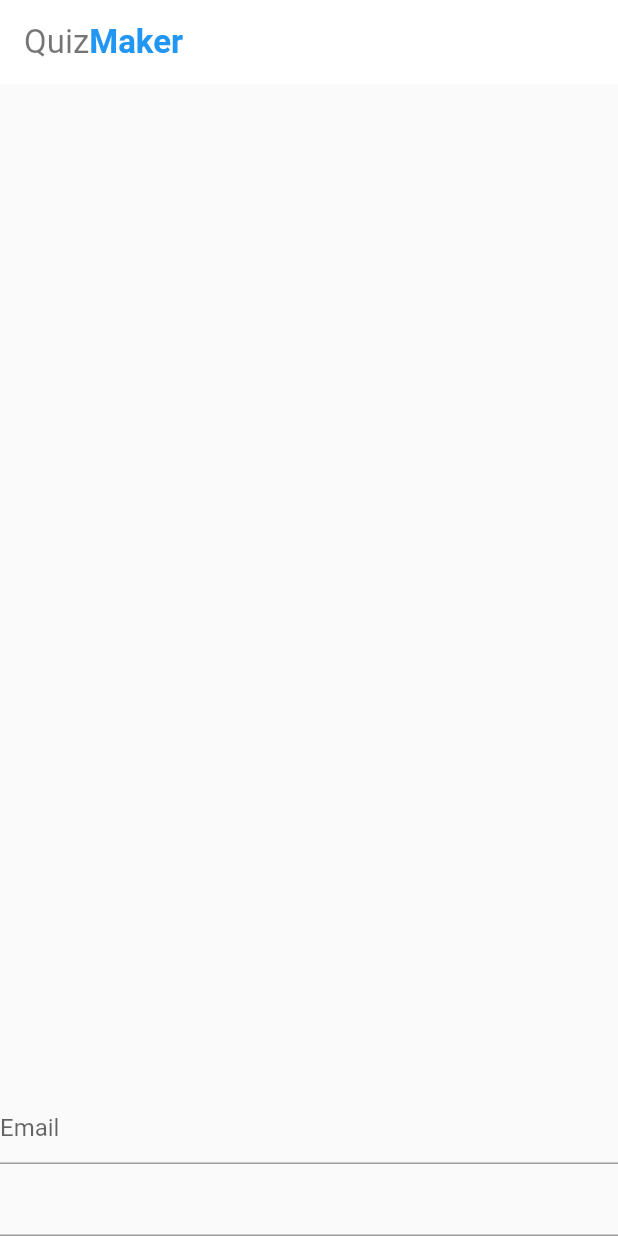
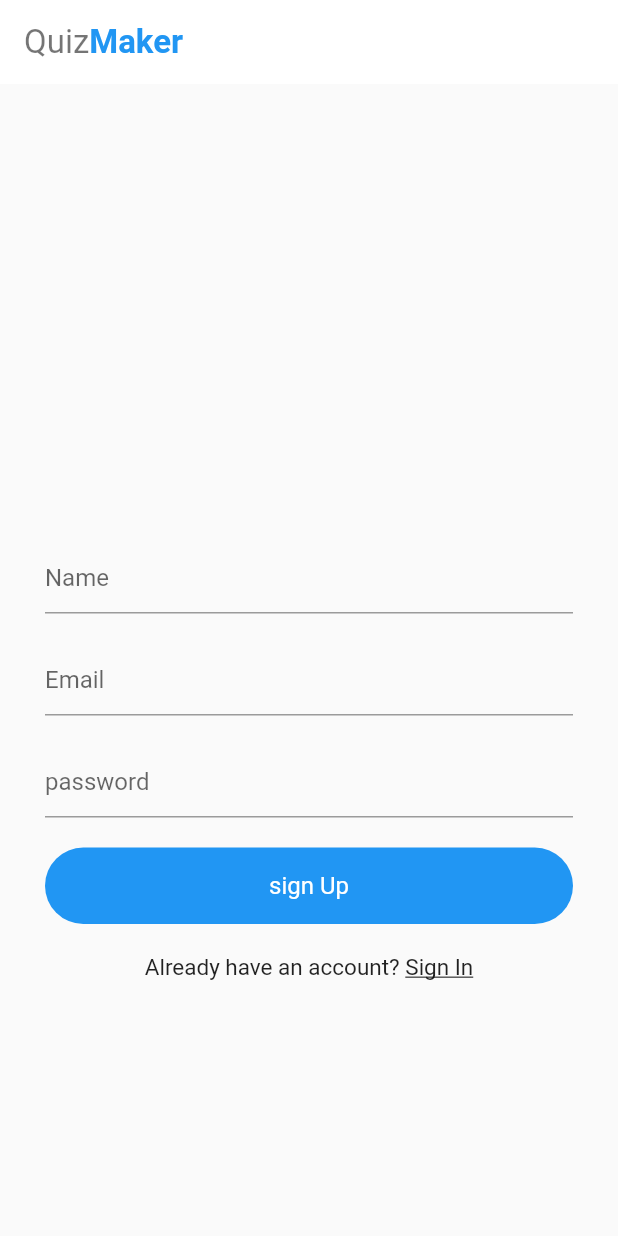
Before and after one commit to jishin/quiz_maker, a Flutter app: the screen it shows after launch, on a phone screen of 412 x 824 dp. Run offline on Flutter 3.47's test engine with Material 2 defaults, Android fonts, the phone set to English and light mode, and no system bars.

Commit message:
Quiz maker app

```diff
--- a/lib/main.dart
+++ b/lib/main.dart
@@ -1,5 +1,6 @@
 import 'package:flutter/material.dart';
 import 'package:quiz_maker/views/sign_in.dart';
+import 'package:quiz_maker/views/sign_up.dart';
 
 void main() {
   runApp(MyApp());
@@ -15,7 +16,7 @@ class MyApp extends StatelessWidget {
         primarySwatch: Colors.blue,
         visualDensity: VisualDensity.adaptivePlatformDensity,
       ),
-      home: SignIn(),
+      home: SignUp(),
     );
   }
 }
--- /dev/null
+++ b/lib/services/auth.dart
@@ -0,0 +1,3 @@
+class AuthService{
+
+}
--- a/lib/views/sign_up.dart
+++ b/lib/views/sign_up.dart
@@ -0,0 +1,113 @@
+import 'package:flutter/material.dart';
+import 'package:flutter/widgets.dart';
+import 'package:quiz_maker/views/sign_in.dart';
+import 'package:quiz_maker/widgets/widget.dart';
+
+class SignUp extends StatefulWidget {
+  @override
+  _SignUpState createState() => _SignUpState();
+}
+
+class _SignUpState extends State<SignUp> {
+  final _formKey = GlobalKey<FormState>();
+  String email, password, name;
+
+  @override
+  Widget build(BuildContext context) {
+    return Scaffold(
+      appBar: AppBar(
+        title: appBar(context),
+        backgroundColor: Colors.white,
+        elevation: 0,
+        brightness: Brightness.light,
+      ),
+      body: Form(
+        key: _formKey,
+        child: Container(
+          //color: Colors.blue,
+          margin: EdgeInsets.symmetric(vertical: 20, horizontal: 30),
+          child: Column(
+            children: [
+              Spacer(),
+              TextFormField(
+                validator: (val){
+                  return val.isEmpty ?  "Enter name" : null;
+                },
+                decoration: InputDecoration(
+                  hintText: "Name",
+                ),
+                onChanged: (val){
+                  name = val;
+                },
+              ),
+              SizedBox(height: 20,),
+              TextFormField(
+                validator: (val){
+                  return val.isEmpty ?  "Enter correct email" : null;
+                },
+                decoration: InputDecoration(
+                  hintText: "Email",
+                ),
+                onChanged: (val){
+                  email = val;
+                },
+              ),
+              SizedBox(height: 20,),
+              TextFormField(
+                validator: (val){
+                  return val.isEmpty ?  "Enter correct password" : null;
+                },
+                decoration: InputDecoration(
+                  hintText: "password",
+                ),
+                onChanged: (val){
+                  email = val;
+                },
+              ),
+              SizedBox(height: 20,),
+              GestureDetector(
+                onTap: (){
+
+                },
+                child: Container(
+                  padding: EdgeInsets.symmetric(vertical: 16),
+                  decoration: BoxDecoration(
+                      color: Colors.blue,
+                      borderRadius: BorderRadius.circular(30)
+                  ),
+                  alignment: Alignment.center,
+                  width: MediaQuery.of(context).size.width - 48,
+                  child: Text("sign Up",
+                    style: TextStyle(
+                      color: Colors.white,
+                      fontSize: 16,
+                    ),
+                  ),
+                ),
+              ),
+              SizedBox(height: 20,),
+              Row(
+                mainAxisAlignment: MainAxisAlignment.center,
+                children: [
+                  Text("Already have an account? ", style: TextStyle(
+                    fontSize: 15,
+                  ),),
+                  GestureDetector(
+                    onTap: (){
+                      Navigator.pushReplacement(context, MaterialPageRoute(builder: (context) => SignIn()));
+                    },
+                    child: Text("Sign In", style: TextStyle(
+                      fontSize: 15,
+                      decoration: TextDecoration.underline,
+                    ),),
+                  ),
+                ],
+              ),
+              SizedBox(height: 150,),
+            ],
+          ),
+        ),
+      ),
+    );
+  }
+}
```
Also changed, not shown: lib/views/sign_in.dart (+51 -3 lines), pubspec.yaml (+8 -0 lines), pubspec.lock, 3 other files.
